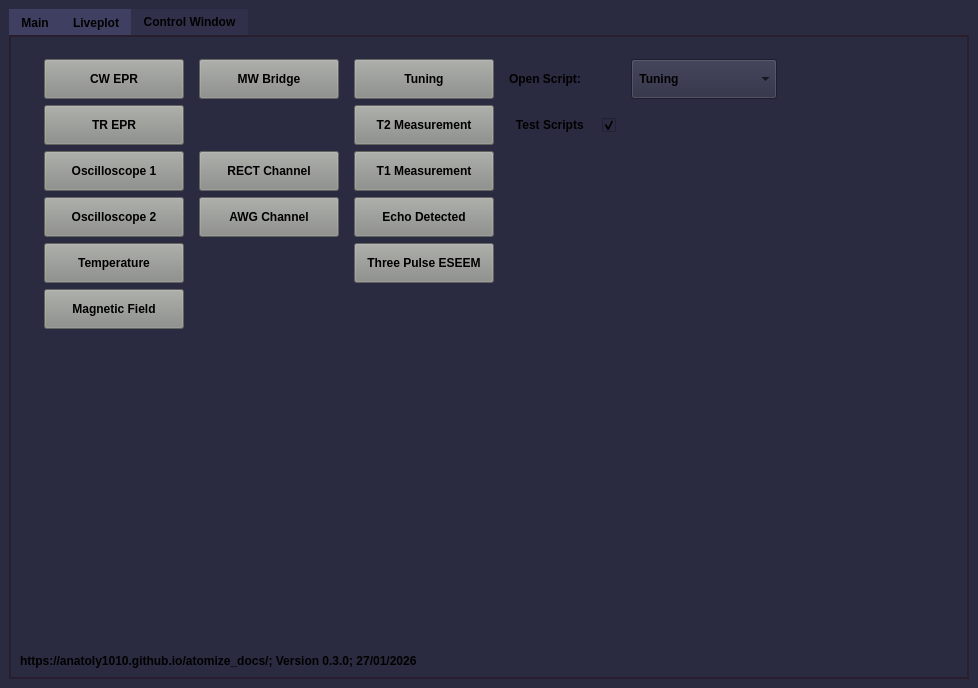
Above: atomize/main/gui/main_window.ui from Anatoly1010/Atomize_ITC before the change. Below: the same form after it.
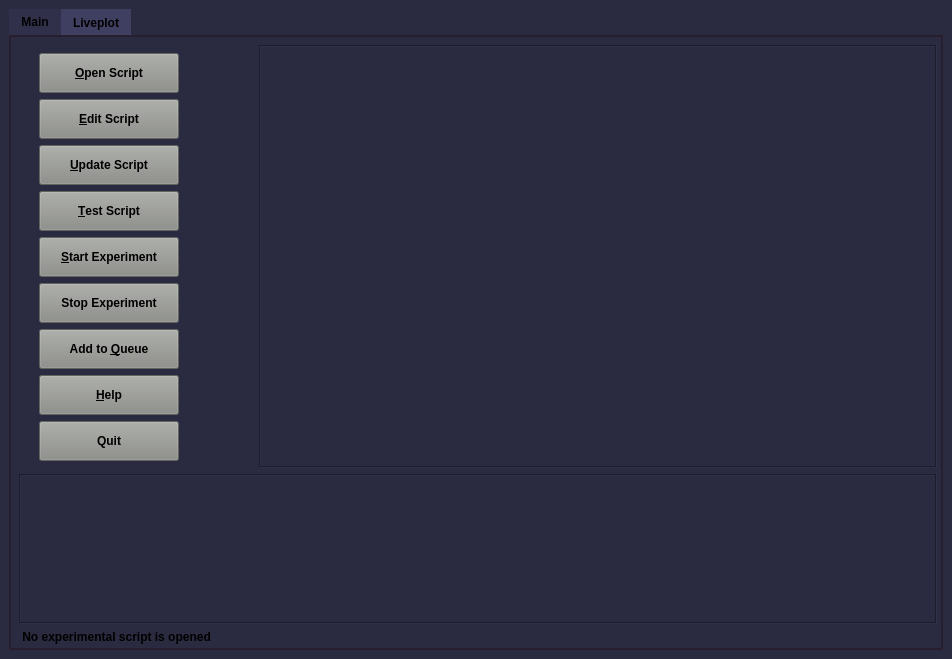
That is the form after the change. Custom widgets are drawn as their Qt base class.

Commit message: standard atomize + extension

```diff
--- a/atomize/main/gui/main_window.ui
+++ b/atomize/main/gui/main_window.ui
@@ -6,8 +6,8 @@
    <rect>
     <x>0</x>
     <y>0</y>
-    <width>978</width>
-    <height>688</height>
+    <width>952</width>
+    <height>659</height>
    </rect>
   </property>
   <property name="sizePolicy">
@@ -37,7 +37,7 @@
   </property>
   <widget class="QWidget" name="centralwidget">
    <layout class="QGridLayout" name="gridLayout">
-    <item row="0" column="1">
+    <item row="0" column="0">
      <widget class="QTabWidget" name="tabwidget">
       <property name="font">
        <font>
@@ -63,7 +63,7 @@
        <enum>QTabWidget::Rounded</enum>
       </property>
       <property name="currentIndex">
-       <number>2</number>
+       <number>0</number>
       </property>
       <property name="iconSize">
        <size>
@@ -94,49 +94,20 @@
         <property name="bottomMargin">
          <number>4</number>
         </property>
-        <item row="2" column="0">
-         <widget class="QLabel" name="label_filename">
-          <property name="sizePolicy">
-           <sizepolicy hsizetype="Fixed" vsizetype="Fixed">
-            <horstretch>0</horstretch>
-            <verstretch>0</verstretch>
-           </sizepolicy>
-          </property>
-          <property name="font">
-           <font>
-            <weight>75</weight>
-            <bold>true</bold>
-           </font>
-          </property>
-          <property name="text">
-           <string> No experimental script is opened</string>
-          </property>
-         </widget>
-        </item>
-        <item row="1" column="0">
-         <layout class="QGridLayout" name="gridLayout_tab" rowstretch="0,0,0,0,0,0,0,0,0,0,0,0,0,0" columnstretch="0,0,0,0">
+        <item row="0" column="0">
+         <layout class="QGridLayout" name="gridLayout_tab" rowstretch="0,0,0,0,0,0,0,0,0,0,0,0,0,0,0,0" columnstretch="0,0,0,0">
           <property name="sizeConstraint">
            <enum>QLayout::SetMinAndMaxSize</enum>
           </property>
           <property name="topMargin">
-           <number>4</number>
+           <number>2</number>
           </property>
           <property name="horizontalSpacing">
            <number>20</number>
           </property>
-          <item row="12" column="1">
-           <spacer name="verticalSpacer_3">
-            <property name="orientation">
-             <enum>Qt::Vertical</enum>
-            </property>
-            <property name="sizeHint" stdset="0">
-             <size>
-              <width>20</width>
-              <height>40</height>
-             </size>
-            </property>
-           </spacer>
-          </item>
+          <property name="verticalSpacing">
+           <number>6</number>
+          </property>
           <item row="7" column="1">
            <widget class="QPushButton" name="button_start">
             <property name="minimumSize">
@@ -159,11 +130,11 @@
             </property>
            </widget>
           </item>
-          <item row="10" column="1">
-           <widget class="QPushButton" name="button_help">
+          <item row="4" column="1">
+           <widget class="QPushButton" name="button_edit">
             <property name="minimumSize">
              <size>
-              <width>0</width>
+              <width>140</width>
               <height>40</height>
              </size>
             </property>
@@ -177,63 +148,22 @@
              <string notr="true">background-color: rgb(136, 138, 133);</string>
             </property>
             <property name="text">
-             <string>&amp;Help</string>
+             <string>&amp;Edit Script</string>
             </property>
            </widget>
           </item>
-          <item row="1" column="3" rowspan="12">
-           <widget class="CodeEditor" name="textEdit">
-            <property name="sizePolicy">
-             <sizepolicy hsizetype="Expanding" vsizetype="Expanding">
-              <horstretch>100</horstretch>
-              <verstretch>100</verstretch>
-             </sizepolicy>
+          <item row="2" column="1">
+           <spacer name="verticalSpacer">
+            <property name="orientation">
+             <enum>Qt::Vertical</enum>
             </property>
-            <property name="font">
-             <font>
-              <family>Arial</family>
-              <pointsize>11</pointsize>
-              <weight>50</weight>
-              <bold>false</bold>
-             </font>
+            <property name="sizeHint" stdset="0">
+             <size>
+              <width>20</width>
+              <height>5</height>
+             </size>
             </property>
-            <property name="focusPolicy">
-             <enum>Qt::StrongFocus</enum>
-            </property>
-            <property name="contextMenuPolicy">
-             <enum>Qt::CustomContextMenu</enum>
-            </property>
-            <property name="autoFillBackground">
-             <bool>false</bool>
-            </property>
-            <property name="styleSheet">
-             <string notr="true"/>
-            </property>
-            <property name="frameShape">
-             <enum>QFrame::Box</enum>
-            </property>
-            <property name="frameShadow">
-             <enum>QFrame::Sunken</enum>
-            </property>
-            <property name="lineWidth">
-             <number>1</number>
-            </property>
-            <property name="midLineWidth">
-             <number>0</number>
-            </property>
-            <property name="verticalScrollBarPolicy">
-             <enum>Qt::ScrollBarAsNeeded</enum>
-            </property>
-            <property name="horizontalScrollBarPolicy">
-             <enum>Qt::ScrollBarAsNeeded</enum>
-            </property>
-            <property name="sizeAdjustPolicy">
-             <enum>QAbstractScrollArea::AdjustToContents</enum>
-            </property>
-            <property name="readOnly">
-             <bool>false</bool>
-            </property>
-           </widget>
+           </spacer>
           </item>
           <item row="3" column="1">
            <widget class="QPushButton" name="button_open">
@@ -263,7 +193,51 @@
             </property>
            </widget>
           </item>
-          <item row="13" column="0" colspan="4">
+          <item row="11" column="1">
+           <widget class="QPushButton" name="button_quit">
+            <property name="minimumSize">
+             <size>
+              <width>0</width>
+              <height>40</height>
+             </size>
+            </property>
+            <property name="font">
+             <font>
+              <weight>75</weight>
+              <bold>true</bold>
+             </font>
+            </property>
+            <property name="styleSheet">
+             <string notr="true">background-color: rgb(136, 138, 133);</string>
+            </property>
+            <property name="text">
+             <string>Quit</string>
+            </property>
+           </widget>
+          </item>
+          <item row="10" column="1">
+           <widget class="QPushButton" name="button_help">
+            <property name="minimumSize">
+             <size>
+              <width>0</width>
+              <height>40</height>
+             </size>
+            </property>
+            <property name="font">
+             <font>
+              <weight>75</weight>
+              <bold>true</bold>
+             </font>
+            </property>
+            <property name="styleSheet">
+             <string notr="true">background-color: rgb(136, 138, 133);</string>
+            </property>
+            <property name="text">
+             <string>&amp;Help</string>
+            </property>
+           </widget>
+          </item>
+          <item row="15" column="0" colspan="4">
            <widget class="CodeEditor" name="text_errors">
             <property name="minimumSize">
              <size>
@@ -277,7 +251,6 @@
               <pointsize>9</pointsize>
               <weight>50</weight>
               <bold>false</bold>
-              <kerning>false</kerning>
              </font>
             </property>
             <property name="mouseTracking">
@@ -310,9 +283,6 @@
             <property name="readOnly">
              <bool>true</bool>
             </property>
-            <property name="textInteractionFlags">
-             <set>Qt::TextSelectableByMouse</set>
-            </property>
            </widget>
           </item>
           <item row="5" column="1">
@@ -337,133 +307,19 @@
             </property>
            </widget>
           </item>
-          <item row="1" column="1">
-           <spacer name="verticalSpacer">
+          <item row="12" column="1">
+           <spacer name="verticalSpacer_2">
             <property name="orientation">
              <enum>Qt::Vertical</enum>
             </property>
-            <property name="sizeType">
-             <enum>QSizePolicy::Fixed</enum>
-            </property>
             <property name="sizeHint" stdset="0">
              <size>
               <width>20</width>
-              <height>0</height>
+              <height>11</height>
              </size>
             </property>
            </spacer>
           </item>
-          <item row="0" column="1">
-           <spacer name="verticalSpacer_4">
-            <property name="orientation">
-             <enum>Qt::Vertical</enum>
-            </property>
-            <property name="sizeType">
-             <enum>QSizePolicy::Fixed</enum>
-            </property>
-            <property name="sizeHint" stdset="0">
-             <size>
-              <width>20</width>
-              <height>1</height>
-             </size>
-            </property>
-           </spacer>
-          </item>
-          <item row="6" column="1">
-           <widget class="QPushButton" name="button_test">
-            <property name="minimumSize">
-             <size>
-              <width>0</width>
-              <height>40</height>
-             </size>
-            </property>
-            <property name="font">
-             <font>
-              <weight>75</weight>
-              <bold>true</bold>
-             </font>
-            </property>
-            <property name="styleSheet">
-             <string notr="true">background-color: rgb(136, 138, 133);</string>
-            </property>
-            <property name="text">
-             <string>&amp;Test Script</string>
-            </property>
-           </widget>
-          </item>
-          <item row="4" column="1">
-           <widget class="QPushButton" name="button_edit">
-            <property name="minimumSize">
-             <size>
-              <width>140</width>
-              <height>40</height>
-             </size>
-            </property>
-            <property name="font">
-             <font>
-              <weight>75</weight>
-              <bold>true</bold>
-             </font>
-            </property>
-            <property name="styleSheet">
-             <string notr="true">background-color: rgb(136, 138, 133);</string>
-            </property>
-            <property name="text">
-             <string>&amp;Edit Script</string>
-            </property>
-           </widget>
-          </item>
-          <item row="3" column="2">
-           <spacer name="horizontalSpacer">
-            <property name="orientation">
-             <enum>Qt::Horizontal</enum>
-            </property>
-            <property name="sizeHint" stdset="0">
-             <size>
-              <width>15</width>
-              <height>20</height>
-             </size>
-            </property>
-           </spacer>
-          </item>
-          <item row="2" column="1">
-           <spacer name="verticalSpacer_6">
-            <property name="orientation">
-             <enum>Qt::Vertical</enum>
-            </property>
-            <property name="sizeType">
-             <enum>QSizePolicy::Fixed</enum>
-            </property>
-            <property name="sizeHint" stdset="0">
-             <size>
-              <width>20</width>
-              <height>0</height>
-             </size>
-            </property>
-           </spacer>
-          </item>
-          <item row="11" column="1">
-           <widget class="QPushButton" name="button_quit">
-            <property name="minimumSize">
-             <size>
-              <width>0</width>
-              <height>40</height>
-             </size>
-            </property>
-            <property name="font">
-             <font>
-              <weight>75</weight>
-              <bold>true</bold>
-             </font>
-            </property>
-            <property name="styleSheet">
-             <string notr="true">background-color: rgb(136, 138, 133);</string>
-            </property>
-            <property name="text">
-             <string>Quit</string>
-            </property>
-           </widget>
-          </item>
           <item row="8" column="1">
            <widget class="QPushButton" name="button_stop">
             <property name="minimumSize">
@@ -486,6 +342,22 @@
             </property>
            </widget>
           </item>
+          <item row="0" column="1">
+           <spacer name="verticalSpacer_4">
+            <property name="orientation">
+             <enum>Qt::Vertical</enum>
+            </property>
+            <property name="sizeType">
+             <enum>QSizePolicy::Fixed</enum>
+            </property>
+            <property name="sizeHint" stdset="0">
+             <size>
+              <width>20</width>
+              <height>0</height>
+             </size>
+            </property>
+           </spacer>
+          </item>
           <item row="9" column="1">
            <widget class="QPushButton" name="button_queue">
             <property name="minimumSize">
@@ -504,12 +376,126 @@
              <string notr="true">background-color: rgb(136, 138, 133);</string>
             </property>
             <property name="text">
-             <string>Add to Queue</string>
+             <string>Add to &amp;Queue</string>
+            </property>
+           </widget>
+          </item>
+          <item row="6" column="1">
+           <widget class="QPushButton" name="button_test">
+            <property name="minimumSize">
+             <size>
+              <width>0</width>
+              <height>40</height>
+             </size>
+            </property>
+            <property name="font">
+             <font>
+              <weight>75</weight>
+              <bold>true</bold>
+             </font>
+            </property>
+            <property name="styleSheet">
+             <string notr="true">background-color: rgb(136, 138, 133);</string>
+            </property>
+            <property name="text">
+             <string>&amp;Test Script</string>
+            </property>
+           </widget>
+          </item>
+          <item row="3" column="2">
+           <spacer name="horizontalSpacer">
+            <property name="orientation">
+             <enum>Qt::Horizontal</enum>
+            </property>
+            <property name="sizeHint" stdset="0">
+             <size>
+              <width>40</width>
+              <height>20</height>
+             </size>
+            </property>
+           </spacer>
+          </item>
+          <item row="2" column="3" rowspan="11">
+           <widget class="CodeEditor" name="textEdit">
+            <property name="sizePolicy">
+             <sizepolicy hsizetype="Expanding" vsizetype="Expanding">
+              <horstretch>100</horstretch>
+              <verstretch>250</verstretch>
+             </sizepolicy>
+            </property>
+            <property name="minimumSize">
+             <size>
+              <width>0</width>
+              <height>200</height>
+             </size>
+            </property>
+            <property name="font">
+             <font>
+              <family>Arial</family>
+              <pointsize>11</pointsize>
+              <weight>50</weight>
+              <bold>false</bold>
+             </font>
+            </property>
+            <property name="focusPolicy">
+             <enum>Qt::StrongFocus</enum>
+            </property>
+            <property name="contextMenuPolicy">
+             <enum>Qt::CustomContextMenu</enum>
+            </property>
+            <property name="autoFillBackground">
+             <bool>false</bool>
+            </property>
+            <property name="styleSheet">
+             <string notr="true"/>
+            </property>
+            <property name="frameShape">
+             <enum>QFrame::Box</enum>
+            </property>
+            <property name="frameShadow">
+             <enum>QFrame::Sunken</enum>
+            </property>
+            <property name="lineWidth">
+             <number>1</number>
+            </property>
+            <property name="midLineWidth">
+             <number>0</number>
+            </property>
+            <property name="verticalScrollBarPolicy">
+             <enum>Qt::ScrollBarAsNeeded</enum>
+            </property>
+            <property name="horizontalScrollBarPolicy">
+             <enum>Qt::ScrollBarAsNeeded</enum>
+            </property>
+            <property name="sizeAdjustPolicy">
+             <enum>QAbstractScrollArea::AdjustToContents</enum>
+            </property>
+            <property name="readOnly">
+             <bool>false</bool>
             </property>
            </widget>
           </item>
          </layout>
         </item>
+        <item row="1" column="0">
+         <widget class="QLabel" name="label_filename">
+          <property name="sizePolicy">
+           <sizepolicy hsizetype="Fixed" vsizetype="Fixed">
+            <horstretch>0</horstretch>
+            <verstretch>0</verstretch>
+           </sizepolicy>
+          </property>
+          <property name="font">
+           <font>
+            <weight>75</weight>
+            <bold>true</bold>
+           </font>
+          </property>
+          <property name="text">
+           <string> No experimental script is opened</string>
+          </property>
+         </widget>
+        </item>
        </layout>
       </widget>
       <widget class="QWidget" name="tab_liveplot">
@@ -526,544 +512,6 @@
         </item>
        </layout>
       </widget>
-      <widget class="QWidget" name="tab_control">
-       <attribute name="title">
-        <string>Control Window</string>
-       </attribute>
-       <layout class="QGridLayout" name="gridLayout_4">
-        <item row="0" column="1">
-         <spacer name="verticalSpacer_8">
-          <property name="orientation">
-           <enum>Qt::Vertical</enum>
-          </property>
-          <property name="sizeType">
-           <enum>QSizePolicy::Fixed</enum>
-          </property>
-          <property name="sizeHint" stdset="0">
-           <size>
-            <width>20</width>
-            <height>3</height>
-           </size>
-          </property>
-         </spacer>
-        </item>
-        <item row="3" column="0" colspan="6">
-         <widget class="QLabel" name="label_creator">
-          <property name="font">
-           <font>
-            <weight>75</weight>
-            <bold>true</bold>
-           </font>
-          </property>
-          <property name="text">
-           <string>https://anatoly1010.github.io/atomize_docs/; Version 0.3.0; 27/01/2026</string>
-          </property>
-         </widget>
-        </item>
-        <item row="2" column="5">
-         <spacer name="horizontalSpacer_3">
-          <property name="orientation">
-           <enum>Qt::Horizontal</enum>
-          </property>
-          <property name="sizeHint" stdset="0">
-           <size>
-            <width>40</width>
-            <height>20</height>
-           </size>
-          </property>
-         </spacer>
-        </item>
-        <item row="1" column="1">
-         <layout class="QGridLayout" name="gridLayout_tab_control">
-          <property name="horizontalSpacing">
-           <number>15</number>
-          </property>
-          <item row="4" column="3">
-           <spacer name="horizontalSpacer_8">
-            <property name="orientation">
-             <enum>Qt::Horizontal</enum>
-            </property>
-            <property name="sizeType">
-             <enum>QSizePolicy::Fixed</enum>
-            </property>
-            <property name="sizeHint" stdset="0">
-             <size>
-              <width>100</width>
-              <height>20</height>
-             </size>
-            </property>
-           </spacer>
-          </item>
-          <item row="1" column="1">
-           <widget class="QPushButton" name="button_mw">
-            <property name="minimumSize">
-             <size>
-              <width>0</width>
-              <height>40</height>
-             </size>
-            </property>
-            <property name="font">
-             <font>
-              <weight>75</weight>
-              <bold>true</bold>
-             </font>
-            </property>
-            <property name="styleSheet">
-             <string notr="true">background-color: rgb(136, 138, 133);</string>
-            </property>
-            <property name="text">
-             <string>MW Bridge</string>
-            </property>
-           </widget>
-          </item>
-          <item row="1" column="2">
-           <widget class="QPushButton" name="button_tune_preset">
-            <property name="minimumSize">
-             <size>
-              <width>0</width>
-              <height>40</height>
-             </size>
-            </property>
-            <property name="font">
-             <font>
-              <weight>75</weight>
-              <bold>true</bold>
-             </font>
-            </property>
-            <property name="styleSheet">
-             <string notr="true">background-color: rgb(136, 138, 133);</string>
-            </property>
-            <property name="text">
-             <string>Tuning</string>
-            </property>
-           </widget>
-          </item>
-          <item row="3" column="1">
-           <widget class="QPushButton" name="button_rect">
-            <property name="minimumSize">
-             <size>
-              <width>0</width>
-              <height>40</height>
-             </size>
-            </property>
-            <property name="font">
-             <font>
-              <weight>75</weight>
-              <bold>true</bold>
-             </font>
-            </property>
-            <property name="styleSheet">
-             <string notr="true">background-color: rgb(136, 138, 133);</string>
-            </property>
-            <property name="text">
-             <string>RECT Channel</string>
-            </property>
-           </widget>
-          </item>
-          <item row="7" column="0">
-           <widget class="QPushButton" name="button_field">
-            <property name="minimumSize">
-             <size>
-              <width>0</width>
-              <height>40</height>
-             </size>
-            </property>
-            <property name="font">
-             <font>
-              <weight>75</weight>
-              <bold>true</bold>
-             </font>
-            </property>
-            <property name="styleSheet">
-             <string notr="true">background-color: rgb(136, 138, 133);</string>
-            </property>
-            <property name="text">
-             <string>Magnetic Field</string>
-            </property>
-           </widget>
-          </item>
-          <item row="0" column="0">
-           <spacer name="verticalSpacer_9">
-            <property name="orientation">
-             <enum>Qt::Vertical</enum>
-            </property>
-            <property name="sizeType">
-             <enum>QSizePolicy::Fixed</enum>
-            </property>
-            <property name="sizeHint" stdset="0">
-             <size>
-              <width>20</width>
-              <height>10</height>
-             </size>
-            </property>
-           </spacer>
-          </item>
-          <item row="6" column="0">
-           <widget class="QPushButton" name="button_temp">
-            <property name="minimumSize">
-             <size>
-              <width>140</width>
-              <height>40</height>
-             </size>
-            </property>
-            <property name="font">
-             <font>
-              <weight>75</weight>
-              <bold>true</bold>
-             </font>
-            </property>
-            <property name="styleSheet">
-             <string notr="true">background-color: rgb(136, 138, 133);</string>
-            </property>
-            <property name="text">
-             <string>Temperature</string>
-            </property>
-           </widget>
-          </item>
-          <item row="2" column="0">
-           <widget class="QPushButton" name="button_tr">
-            <property name="minimumSize">
-             <size>
-              <width>140</width>
-              <height>40</height>
-             </size>
-            </property>
-            <property name="font">
-             <font>
-              <weight>75</weight>
-              <bold>true</bold>
-             </font>
-            </property>
-            <property name="styleSheet">
-             <string notr="true">background-color: rgb(136, 138, 133);</string>
-            </property>
-            <property name="text">
-             <string>TR EPR</string>
-            </property>
-           </widget>
-          </item>
-          <item row="1" column="0">
-           <widget class="QPushButton" name="button_cw">
-            <property name="minimumSize">
-             <size>
-              <width>140</width>
-              <height>40</height>
-             </size>
-            </property>
-            <property name="font">
-             <font>
-              <weight>75</weight>
-              <bold>true</bold>
-             </font>
-            </property>
-            <property name="styleSheet">
-             <string notr="true">background-color: rgb(136, 138, 133);</string>
-            </property>
-            <property name="text">
-             <string>CW EPR</string>
-            </property>
-           </widget>
-          </item>
-          <item row="3" column="0">
-           <widget class="QPushButton" name="button_osc">
-            <property name="minimumSize">
-             <size>
-              <width>140</width>
-              <height>40</height>
-             </size>
-            </property>
-            <property name="font">
-             <font>
-              <weight>75</weight>
-              <bold>true</bold>
-             </font>
-            </property>
-            <property name="styleSheet">
-             <string notr="true">background-color: rgb(136, 138, 133);</string>
-            </property>
-            <property name="text">
-             <string>Oscilloscope 1</string>
-            </property>
-           </widget>
-          </item>
-          <item row="4" column="0">
-           <widget class="QPushButton" name="button_osc2">
-            <property name="minimumSize">
-             <size>
-              <width>140</width>
-              <height>40</height>
-             </size>
-            </property>
-            <property name="font">
-             <font>
-              <weight>75</weight>
-              <bold>true</bold>
-             </font>
-            </property>
-            <property name="styleSheet">
-             <string notr="true">background-color: rgb(136, 138, 133);</string>
-            </property>
-            <property name="text">
-             <string>Oscilloscope 2</string>
-            </property>
-           </widget>
-          </item>
-          <item row="1" column="3">
-           <widget class="QLabel" name="label">
-            <property name="font">
-             <font>
-              <weight>75</weight>
-              <bold>true</bold>
-             </font>
-            </property>
-            <property name="text">
-             <string>Open Script:</string>
-            </property>
-           </widget>
-          </item>
-          <item row="4" column="2">
-           <widget class="QPushButton" name="button_ed">
-            <property name="minimumSize">
-             <size>
-              <width>0</width>
-              <height>40</height>
-             </size>
-            </property>
-            <property name="font">
-             <font>
-              <weight>75</weight>
-              <bold>true</bold>
-             </font>
-            </property>
-            <property name="styleSheet">
-             <string notr="true">background-color: rgb(136, 138, 133);</string>
-            </property>
-            <property name="text">
-             <string>Echo Detected</string>
-            </property>
-           </widget>
-          </item>
-          <item row="2" column="2">
-           <widget class="QPushButton" name="button_t2">
-            <property name="minimumSize">
-             <size>
-              <width>0</width>
-              <height>40</height>
-             </size>
-            </property>
-            <property name="font">
-             <font>
-              <weight>75</weight>
-              <bold>true</bold>
-             </font>
-            </property>
-            <property name="styleSheet">
-             <string notr="true">background-color: rgb(136, 138, 133);</string>
-            </property>
-            <property name="text">
-             <string>T2 Measurement</string>
-            </property>
-           </widget>
-          </item>
-          <item row="3" column="2">
-           <widget class="QPushButton" name="button_t1">
-            <property name="minimumSize">
-             <size>
-              <width>0</width>
-              <height>40</height>
-             </size>
-            </property>
-            <property name="font">
-             <font>
-              <weight>75</weight>
-              <bold>true</bold>
-             </font>
-            </property>
-            <property name="styleSheet">
-             <string notr="true">background-color: rgb(136, 138, 133);</string>
-            </property>
-            <property name="text">
-             <string>T1 Measurement</string>
-            </property>
-           </widget>
-          </item>
-          <item row="7" column="2">
-           <spacer name="horizontalSpacer_6">
-            <property name="orientation">
-             <enum>Qt::Horizontal</enum>
-            </property>
-            <property name="sizeType">
-             <enum>QSizePolicy::Fixed</enum>
-            </property>
-            <property name="sizeHint" stdset="0">
-             <size>
-              <width>140</width>
-              <height>20</height>
-             </size>
-            </property>
-           </spacer>
-          </item>
-          <item row="1" column="4">
-           <widget class="QComboBox" name="script_chooser">
-            <property name="minimumSize">
-             <size>
-              <width>140</width>
-              <height>40</height>
-             </size>
-            </property>
-            <property name="font">
-             <font>
-              <weight>75</weight>
-              <bold>true</bold>
-             </font>
-            </property>
-            <item>
-             <property name="text">
-              <string> Tuning</string>
-             </property>
-            </item>
-            <item>
-             <property name="text">
-              <string> T2 Echo Shape</string>
-             </property>
-            </item>
-            <item>
-             <property name="text">
-              <string> ED Spectrum</string>
-             </property>
-            </item>
-            <item>
-             <property name="text">
-              <string> ESEEM Echo Shape</string>
-             </property>
-            </item>
-           </widget>
-          </item>
-          <item row="2" column="3">
-           <widget class="QCheckBox" name="checkTests">
-            <property name="font">
-             <font>
-              <weight>75</weight>
-              <bold>true</bold>
-             </font>
-            </property>
-            <property name="layoutDirection">
-             <enum>Qt::RightToLeft</enum>
-            </property>
-            <property name="text">
-             <string>Test Scripts    </string>
-            </property>
-            <property name="checked">
-             <bool>true</bool>
-            </property>
-           </widget>
-          </item>
-          <item row="6" column="2">
-           <widget class="QPushButton" name="button_eseem">
-            <property name="minimumSize">
-             <size>
-              <width>0</width>
-              <height>40</height>
-             </size>
-            </property>
-            <property name="font">
-             <font>
-              <weight>75</weight>
-              <bold>true</bold>
-             </font>
-            </property>
-            <property name="styleSheet">
-             <string notr="true">background-color: rgb(136, 138, 133);</string>
-            </property>
-            <property name="text">
-             <string>Three Pulse ESEEM</string>
-            </property>
-           </widget>
-          </item>
-          <item row="6" column="1">
-           <spacer name="horizontalSpacer_7">
-            <property name="orientation">
-             <enum>Qt::Horizontal</enum>
-            </property>
-            <property name="sizeType">
-             <enum>QSizePolicy::Fixed</enum>
-            </property>
-            <property name="sizeHint" stdset="0">
-             <size>
-              <width>140</width>
-              <height>20</height>
-             </size>
-            </property>
-           </spacer>
-          </item>
-          <item row="4" column="1">
-           <widget class="QPushButton" name="button_awg">
-            <property name="minimumSize">
-             <size>
-              <width>0</width>
-              <height>40</height>
-             </size>
-            </property>
-            <property name="font">
-             <font>
-              <weight>75</weight>
-              <bold>true</bold>
-             </font>
-            </property>
-            <property name="styleSheet">
-             <string notr="true">background-color: rgb(136, 138, 133);</string>
-            </property>
-            <property name="text">
-             <string>AWG Channel</string>
-            </property>
-           </widget>
-          </item>
-         </layout>
-        </item>
-        <item row="1" column="0">
-         <spacer name="horizontalSpacer_5">
-          <property name="orientation">
-           <enum>Qt::Horizontal</enum>
-          </property>
-          <property name="sizeType">
-           <enum>QSizePolicy::Fixed</enum>
-          </property>
-          <property name="sizeHint" stdset="0">
-           <size>
-            <width>18</width>
-            <height>20</height>
-           </size>
-          </property>
-         </spacer>
-        </item>
-        <item row="2" column="1">
-         <spacer name="verticalSpacer_2">
-          <property name="orientation">
-           <enum>Qt::Vertical</enum>
-          </property>
-          <property name="sizeHint" stdset="0">
-           <size>
-            <width>20</width>
-            <height>40</height>
-           </size>
-          </property>
-         </spacer>
-        </item>
-        <item row="2" column="4">
-         <spacer name="verticalSpacer_7">
-          <property name="orientation">
-           <enum>Qt::Vertical</enum>
-          </property>
-          <property name="sizeHint" stdset="0">
-           <size>
-            <width>20</width>
-            <height>40</height>
-           </size>
-          </property>
-         </spacer>
-        </item>
-       </layout>
-      </widget>
      </widget>
     </item>
    </layout>
```
The commit also changes 13 other files.
